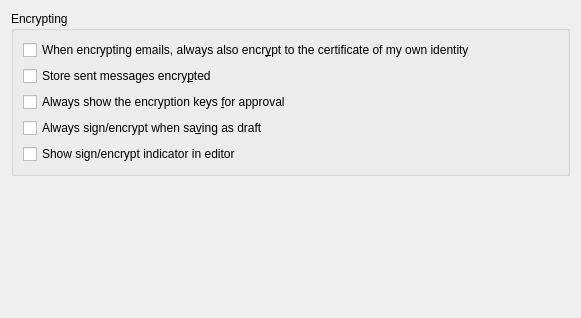
Above: src/ui/composercryptoconfiguration.ui from KDE/kmail before the change. Below: the same form after it.
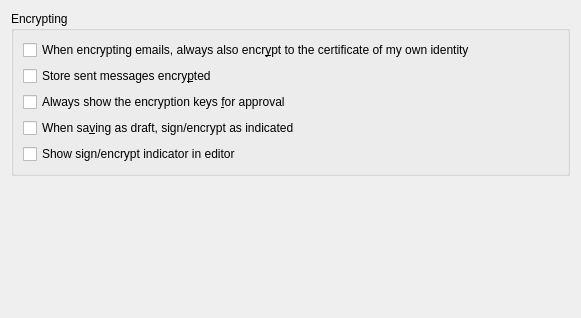
That is the form after the change.

Commit message:
Clarify "Always sign/encrypt drafts" option
In fact that option does not always sign/encrypt drafts but
does the crypto action as it is selcted when saving as draft.

The always may lead to a false expectation that drafts will
_always_ be encrypted which is not true.

Diff of the .ui file:
```diff
--- a/src/ui/composercryptoconfiguration.ui
+++ b/src/ui/composercryptoconfiguration.ui
@@ -61,7 +61,7 @@
       <item>
        <widget class="QCheckBox" name="mAlwaysEncryptWhenSavingInDrafts">
         <property name="text">
-         <string>Always sign/encrypt when sa&amp;ving as draft</string>
+         <string>When sa&amp;ving as draft, sign/encrypt as indicated</string>
         </property>
        </widget>
       </item>
```
